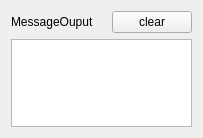
QtLab/lmApp, file longmanApp/src/appGUI/lmmsgview.ui: the form before one commit.
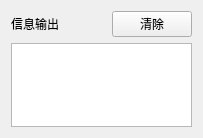
The form after the commit.

Patch:
```diff
--- a/longmanApp/src/appGUI/lmmsgview.ui
+++ b/longmanApp/src/appGUI/lmmsgview.ui
@@ -19,7 +19,7 @@
      <item>
       <widget class="QLabel" name="label">
        <property name="text">
-        <string>MessageOuput</string>
+        <string>信息输出</string>
        </property>
       </widget>
      </item>
@@ -39,7 +39,7 @@
      <item>
       <widget class="QPushButton" name="pushButton">
        <property name="text">
-        <string>clear</string>
+        <string>清除</string>
        </property>
       </widget>
      </item>
```
